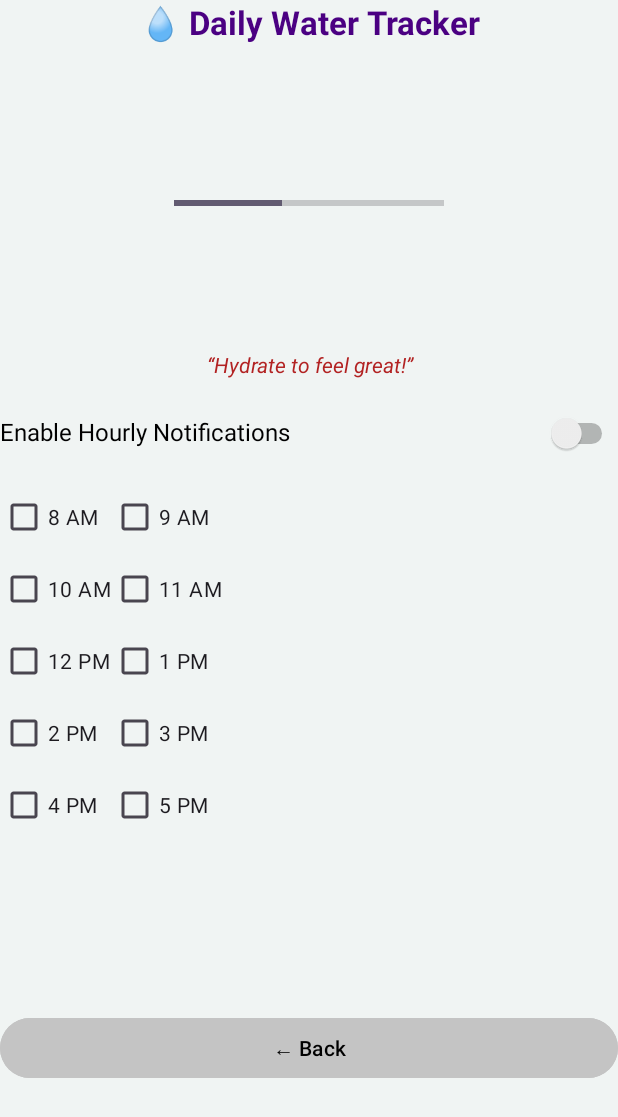
After one commit to ayesha099-git/sdp300-project, an Android app: the WaterReminderActivity screen opened directly, with no data from a screen before it, on a phone screen of 412 x 824 dp. The commit adds this screen. Shown: the top 1117 px of the screen. Run offline under Robolectric (Android 15) with nearby library versions, the light colour scheme and no system bars; Roboto replaces fonts that are not available here.

Commit message:
LABtest, Waterreminder,Diabetis Monitoring and others update

```diff
--- a/app/build.gradle.kts
+++ b/app/build.gradle.kts
@@ -52,4 +52,6 @@ dependencies {
     testImplementation(libs.junit)
     androidTestImplementation(libs.ext.junit)
     androidTestImplementation(libs.espresso.core)
+    implementation("com.github.PhilJay:MPAndroidChart:v3.1.0")
+
 }
--- /dev/null
+++ b/app/src/main/java/com/example/medisynchealthcareapplication/WaterReminderActivity.java
@@ -0,0 +1,36 @@
+package com.example.medisynchealthcareapplication;
+
+import android.content.Intent;
+import android.os.Bundle;
+import android.view.View;
+import android.widget.Button;
+
+import androidx.activity.EdgeToEdge;
+import androidx.appcompat.app.AppCompatActivity;
+import androidx.core.graphics.Insets;
+import androidx.core.view.ViewCompat;
+import androidx.core.view.WindowInsetsCompat;
+
+public class WaterReminderActivity extends AppCompatActivity {
+
+    Button bBack;
+    @Override
+    protected void onCreate(Bundle savedInstanceState) {
+        super.onCreate(savedInstanceState);
+        EdgeToEdge.enable(this);
+        setContentView(R.layout.activity_water_reminder);
+
+        bBack = findViewById(R.id.btnBack);
+        bBack.setOnClickListener(new View.OnClickListener() {
+            @Override
+            public void onClick(View v) {
+                startActivity(new Intent(WaterReminderActivity.this,DashboardActivity.class));
+            }
+        });
+        ViewCompat.setOnApplyWindowInsetsListener(findViewById(R.id.main), (v, insets) -> {
+            Insets systemBars = insets.getInsets(WindowInsetsCompat.Type.systemBars());
+            v.setPadding(systemBars.left, systemBars.top, systemBars.right, systemBars.bottom);
+            return insets;
+        });
+    }
+}
--- /dev/null
+++ b/app/src/main/res/layout/activity_water_reminder.xml
@@ -0,0 +1,159 @@
+<?xml version="1.0" encoding="utf-8"?>
+<androidx.constraintlayout.widget.ConstraintLayout
+    xmlns:android="http://schemas.android.com/apk/res/android"
+    xmlns:app="http://schemas.android.com/apk/res-auto"
+    android:id="@+id/main"
+    android:layout_width="match_parent"
+    android:layout_height="match_parent"
+    android:background="@color/background"
+    android:padding="16dp">
+
+    <!-- Title -->
+    <TextView
+        android:id="@+id/titleText"
+        android:layout_width="0dp"
+        android:layout_height="wrap_content"
+        android:text="💧 Daily Water Tracker"
+        android:textSize="22sp"
+        android:textStyle="bold"
+        android:textColor="@color/deepPurple"
+        android:gravity="center"
+        app:layout_constraintTop_toTopOf="parent"
+        app:layout_constraintStart_toStartOf="parent"
+        app:layout_constraintEnd_toEndOf="parent"/>
+
+    <!-- Circular Progress Bar -->
+    <ProgressBar
+        android:id="@+id/waterProgress"
+        style="?android:attr/progressBarStyleHorizontal"
+        android:layout_width="180dp"
+        android:layout_height="180dp"
+        android:layout_marginTop="16dp"
+        android:progress="40"
+        android:max="100"
+        android:indeterminate="false"
+
+        app:layout_constraintTop_toBottomOf="@id/titleText"
+        app:layout_constraintStart_toStartOf="parent"
+        app:layout_constraintEnd_toEndOf="parent"/>
+
+    <!-- Motivational Quote -->
+    <TextView
+        android:id="@+id/motivationText"
+        android:layout_width="0dp"
+        android:layout_height="wrap_content"
+        android:text="“Hydrate to feel great!”"
+        android:textStyle="italic"
+        android:textColor="@color/firebrick"
+        android:textSize="14sp"
+        android:gravity="center"
+        android:layout_marginTop="8dp"
+        app:layout_constraintTop_toBottomOf="@id/waterProgress"
+        app:layout_constraintStart_toStartOf="parent"
+        app:layout_constraintEnd_toEndOf="parent"/>
+
+    <!-- Notification Switch -->
+    <LinearLayout
+        android:id="@+id/switchLayout"
+        android:orientation="horizontal"
+        android:layout_width="0dp"
+        android:layout_height="wrap_content"
+        android:layout_marginTop="12dp"
+        app:layout_constraintTop_toBottomOf="@id/motivationText"
+        app:layout_constraintStart_toStartOf="parent"
+        app:layout_constraintEnd_toEndOf="parent">
+
+        <TextView
+            android:layout_width="0dp"
+            android:layout_height="wrap_content"
+            android:layout_weight="1"
+            android:text="Enable Hourly Notifications"
+            android:textColor="@color/black"
+            android:textSize="16sp"/>
+
+        <Switch
+            android:id="@+id/switchNotification"
+            android:layout_width="48dp"
+            android:layout_height="48dp"/>
+    </LinearLayout>
+
+    <!-- Hourly Checkboxes -->
+    <GridLayout
+        android:id="@+id/waterCheckGrid"
+        android:layout_width="0dp"
+        android:layout_height="wrap_content"
+        android:layout_marginTop="8dp"
+        android:rowCount="6"
+        android:columnCount="2"
+        app:layout_constraintTop_toBottomOf="@id/switchLayout"
+        app:layout_constraintStart_toStartOf="parent"
+        app:layout_constraintEnd_toEndOf="parent">
+
+        <!-- Example Checkboxes -->
+        <CheckBox android:id="@+id/check8am"
+            android:layout_width="wrap_content"
+            android:layout_height="wrap_content"
+            android:text="8 AM" />
+
+        <CheckBox android:id="@+id/check9am"
+            android:layout_width="wrap_content"
+            android:layout_height="wrap_content"
+            android:text="9 AM" />
+
+        <CheckBox android:id="@+id/check10am"
+            android:layout_width="wrap_content"
+            android:layout_height="wrap_content"
+            android:text="10 AM" />
+
+        <CheckBox android:id="@+id/check11am"
+            android:layout_width="wrap_content"
+            android:layout_height="wrap_content"
+            android:text="11 AM" />
+
+        <CheckBox android:id="@+id/check12pm"
+            android:layout_width="wrap_content"
+            android:layout_height="wrap_content"
+            android:text="12 PM" />
+
+        <CheckBox android:id="@+id/check1pm"
+            android:layout_width="wrap_content"
+            android:layout_height="wrap_content"
+            android:text="1 PM" />
+
+        <CheckBox android:id="@+id/check2pm"
+            android:layout_width="wrap_content"
+            android:layout_height="wrap_content"
+            android:text="2 PM" />
+
+        <CheckBox android:id="@+id/check3pm"
+            android:layout_width="wrap_content"
+            android:layout_height="wrap_content"
+            android:text="3 PM" />
+
+        <CheckBox android:id="@+id/check4pm"
+            android:layout_width="wrap_content"
+            android:layout_height="wrap_content"
+            android:text="4 PM" />
+
+        <CheckBox android:id="@+id/check5pm"
+            android:layout_width="wrap_content"
+            android:layout_height="wrap_content"
+            android:text="5 PM" />
+
+    </GridLayout>
+
+    <!-- Back Button (Bottom) -->
+    <Button
+        android:id="@+id/btnBack"
+        android:layout_width="match_parent"
+        android:layout_height="wrap_content"
+        android:text="← Back"
+        android:backgroundTint="@color/inactive"
+        android:textColor="@color/black"
+        android:layout_marginTop="12dp"
+        app:layout_constraintTop_toBottomOf="@id/waterCheckGrid"
+        app:layout_constraintBottom_toBottomOf="parent"
+        app:layout_constraintStart_toStartOf="parent"
+        app:layout_constraintEnd_toEndOf="parent"/>
+
+</androidx.constraintlayout.widget.ConstraintLayout>
--- a/settings.gradle.kts
+++ b/settings.gradle.kts
@@ -16,6 +16,9 @@ dependencyResolutionManagement {
     repositories {
         google()
         mavenCentral()
+        // ✅ Add JitPack for MPAndroidChart
+        maven { url = uri("https://jitpack.io") }
+
     }
 }
 
```
Also changed, not shown: app/src/main/AndroidManifest.xml (+27 -0 lines), app/src/main/java/com/example/medisynchealthcareapplication/DashboardActivity.java (+28 -0 lines), app/src/main/java/com/example/medisynchealthcareapplication/LabtestActivity.java (added, +63 -0 lines), app/src/main/java/com/example/medisynchealthcareapplication/diabeticActivity.java (added, +130 -0 lines), app/src/main/res/layout/activity_diabetic.xml (added, +121 -0 lines), app/src/main/res/layout/activity_labtest.xml (added, +58 -0 lines).
